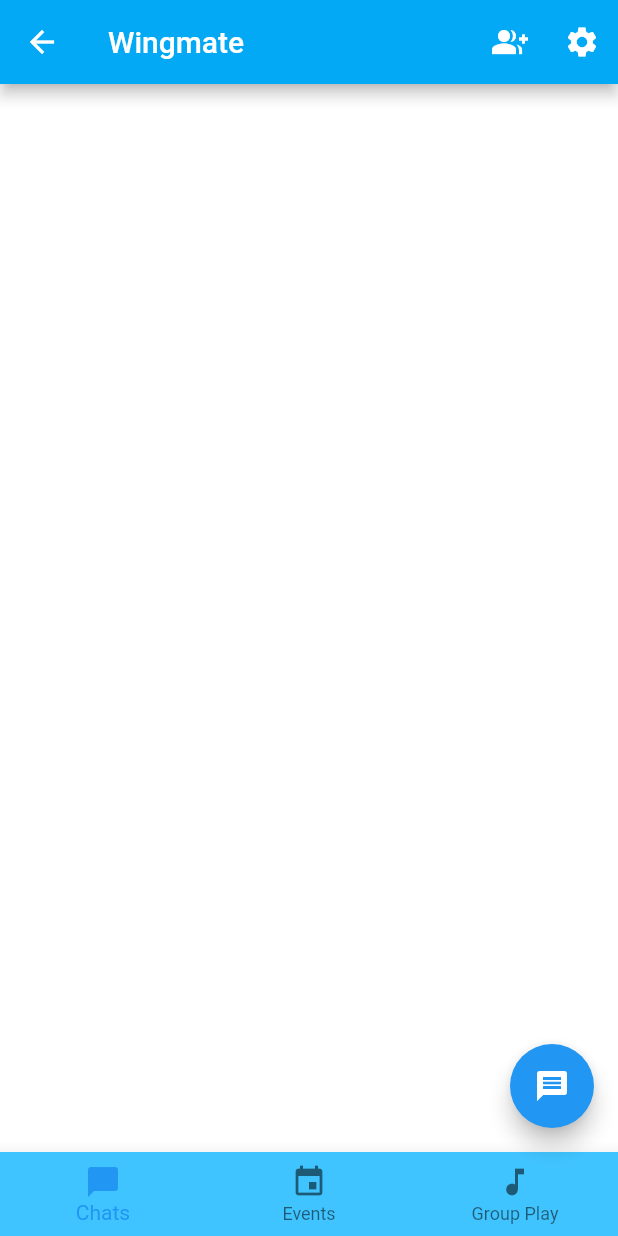
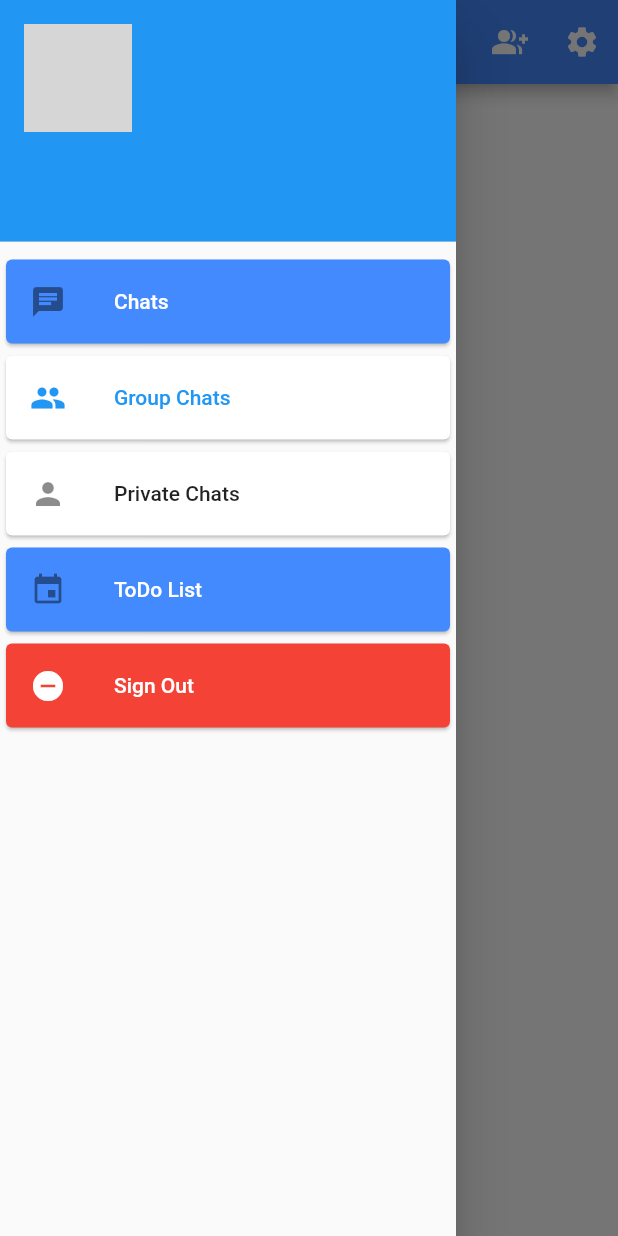
Before and after one commit to k-k-d/Flutter_Chat_SoC, a Flutter app: the HomeScreen screen opened directly with empty values, with the side drawer open (before the commit the screen has no drawer), on a phone screen of 412 x 824 dp. Run offline on Flutter 3.47's test engine with Material 2 defaults, Android fonts, the phone set to English and light mode, and no system bars; our stand-ins replace circular_profile_avatar, cloud_firestore, datetime_picker_formfield, firebase_auth, firebase_core, firebase_storage and 4 more; accounts and stored records are empty; network calls fail; grey boxes are pictures that could not be loaded.

Commit message:
Improved Navigation. Added User Settings.

```diff
--- a/lib/home.dart
+++ b/lib/home.dart
@@ -1,34 +1,62 @@
+import 'package:chat_app_flutter/login.dart';
 import 'package:flutter/material.dart';
 import 'package:cloud_firestore/cloud_firestore.dart';
 import 'package:firebase_core/firebase_core.dart';
+import 'package:shared_preferences/shared_preferences.dart';
+import 'package:google_sign_in/google_sign_in.dart';
 import 'chat.dart';
-import 'create.dart';
+import 'group_create.dart';
+import 'user_settings.dart';
 
 class HomeScreen extends StatefulWidget {
   final String _currentUserId;
+  final GoogleSignIn _googleSignIn;
 
   HomeScreen({
-    Key key, @required String currentUserId
-  }): _currentUserId = currentUserId, super(key: key);
+    Key key, @required String currentUserId, @required GoogleSignIn googleSignIn
+  }): _currentUserId = currentUserId,_googleSignIn = googleSignIn, super(key: key);
 
   @override
   State<StatefulWidget> createState() {
-    return HomeScreenState(currentUserId: _currentUserId);
+    return HomeScreenState(currentUserId: _currentUserId, googleSignIn: _googleSignIn);
   }
 }
 
 class HomeScreenState extends State<HomeScreen> {
   final String _currentUserId;
+  SharedPreferences _preferences;
+  GoogleSignIn _googleSignIn;
+  int _selectedScreen;
+
+  @override
+  void initState()  {
+    super.initState();
+    _selectedScreen = 0;
+    initialise();
+  }
+
+  void initialise() async {
+    _preferences = await SharedPreferences.getInstance();
+    setState(() {});
+  }
 
   HomeScreenState({
-    Key key, @required String currentUserId
-  }): _currentUserId = currentUserId;
+    Key key, @required String currentUserId, @required GoogleSignIn googleSignIn
+  }): _currentUserId = currentUserId, _googleSignIn = googleSignIn;
+
+  _onSelect(int i)  {
+    setState(() {
+      _selectedScreen = i;
+    });
+    Navigator.of(context).pop();
+  }
 
   @override
   Widget build(BuildContext context)  {
     return Scaffold(
       backgroundColor: Colors.white,
       appBar: AppBar(
+        centerTitle: true,
         iconTheme: IconThemeData(color: Colors.white),
         actions: <Widget>[
           IconButton(
@@ -40,43 +68,99 @@ class HomeScreenState extends State<HomeScreen> {
                 context,
                 MaterialPageRoute(builder: (context) => CreateGroup())
               );
-            },            //  Add Group Creation here
+            },
           ),
           IconButton(
             icon: Icon(Icons.settings),
             color: Colors.white,
-            onPressed: () {debugPrint("User Settings");},            //  Add User Options here
+            onPressed: () {
+              debugPrint("User Settings");
+              Navigator.push(
+                context,
+                MaterialPageRoute(builder: (context) => SettingsScreen())
+              );
+            },
           )
         ],
-        backgroundColor: Colors.lightBlue,
-        // centerTitle: true,
+        backgroundColor: Colors.blueAccent,
         title: Text(
-          'Wingmate',
+          'WingMate',
           style: TextStyle(
             color: Colors.white,
           )
         ),
       ),
-      floatingActionButton: FloatingActionButton(
-        onPressed: () => debugPrint("All Contacts"),
-        tooltip: 'All Contacts',
-        child: Icon(Icons.message),
-        backgroundColor: Colors.blue,
+      drawer: Drawer(
+        child: ListView(
+          children: <Widget>[
+            UserAccountsDrawerHeader(
+              currentAccountPicture: CircleAvatar(backgroundImage: NetworkImage(_preferences.getString('photoUrl'))),
+              accountName: Text(_preferences.getString('displayName')??'Loading...'),
+              accountEmail: Text(_preferences.getString('email')??'Loading...'),
             ),
-      bottomNavigationBar: new BottomNavigationBar(
-          backgroundColor: Colors.lightBlueAccent,
-          elevation: 10.0,
-          items: [
-            new BottomNavigationBarItem(icon: new Icon(Icons.chat_bubble), title: new Text("Chats",)),
-            new BottomNavigationBarItem(icon: new Icon(Icons.event), title: new Text("Events")),
-            new BottomNavigationBarItem(icon: new Icon(Icons.music_note), title: new Text("Group Play")),
-          ], onTap: (int i){
-            if(i==1) Navigator.pushReplacementNamed(context, '/events_sl');
-            else if(i==2) Navigator.pushReplacementNamed(context, '/group_play_sl');
-          },),
-      body: Stack(
-        children: <Widget>[
-          Container(
+            Card(
+              color: Colors.blueAccent,
+              child: ListTile(
+                title: Text(
+                  "Chats",
+                  style: TextStyle(color: Colors.white)
+                ),
+                leading: Icon(Icons.chat),
+              )
+            ),
+            Card(
+              child: ListTile(
+                title: Text("Group Chats"),
+                leading: Icon(Icons.group),
+                selected: _selectedScreen == 0,
+                onTap: () {_onSelect(0);},
+              )
+            ),
+            Card(
+              child: ListTile(
+                title: Text("Private Chats"),
+                leading: Icon(Icons.person),
+                selected: _selectedScreen == 1,
+                onTap: () {_onSelect(1);},
+              )
+            ),
+            Card(
+              color: Colors.blueAccent,
+              child: ListTile(
+                title: Text(
+                  "ToDo List",
+                  style: TextStyle(color: Colors.white)
+                ),
+                leading: Icon(Icons.event),
+                selected: _selectedScreen == 2,
+                onTap: () {_onSelect(2);},
+              )
+            ),
+            Card(
+              color: Colors.red,
+              child: ListTile(
+                onTap: () {
+                  _googleSignIn.signOut();
+                  Navigator.pop(context);
+                  Navigator.pushReplacement(
+                    context,
+                    MaterialPageRoute(builder: (context) => LoginScreen())
+                  );
+                },
+                title: Text(
+                  "Sign Out",
+                  style: TextStyle(color: Colors.white)
+                ),
+                leading: Icon(
+                  Icons.remove_circle,
+                  color: Colors.white,
+                ),
+              )
+            ),
+          ]
+        ),
+      ),
+      body: (_selectedScreen == 0)? Container(
         child: StreamBuilder(
           stream: Firestore.instance.collection('groupChats').snapshots(),
           builder: (context, snapshot)  {
@@ -86,7 +170,6 @@ class HomeScreenState extends State<HomeScreen> {
                 itemCount: snapshot.data.documents.length,
                 itemBuilder: (context, i) {
                   DocumentSnapshot doc = snapshot.data.documents[i];
-                      debugPrint(doc.data.toString());
                   if(doc['members'].contains(_currentUserId)) {
                     return Card(
                       color: Colors.lightBlue,
@@ -94,7 +177,7 @@ class HomeScreenState extends State<HomeScreen> {
                         title: Text(
                           doc['groupName'],
                           style: TextStyle(
-                                color: Colors.black87
+                            color: Colors.white
                             // fontWeight: FontWeight.w600
                           ),
                         ),
@@ -119,9 +202,8 @@ class HomeScreenState extends State<HomeScreen> {
             }
           },
         ),
-          ),
-          Container(
-            margin: EdgeInsets.only(top: 100.0),
+      )
+      : (_selectedScreen == 1)? Container(
         child: StreamBuilder(
           stream: Firestore.instance.collection('users').snapshots(),
           builder: (context, snapshot)  {
@@ -130,14 +212,15 @@ class HomeScreenState extends State<HomeScreen> {
                 itemCount: snapshot.data.documents.length,
                 itemBuilder: (context, i) {
                   DocumentSnapshot doc = snapshot.data.documents[i];
+                  debugPrint(doc.data.toString());
                   if(doc['id'] != _currentUserId) {
                     return Card(
                       color: Colors.lightBlue,
                       child: ListTile(
                         title: Text(
-                              doc['displayName'],
+                          doc['displayName']??" ",
                           style: TextStyle(
-                                color: Colors.black87
+                            color: Colors.white
                           ),
                         ),
                         onTap: () {
@@ -147,13 +230,14 @@ class HomeScreenState extends State<HomeScreen> {
                             MaterialPageRoute(builder: (context) => ChatScreen(peerId: doc['id'], peerName: doc['displayName'], peerImg: doc['photoUrl'], type: '2pChats'))
                           );
                         },
-                            leading: CircleAvatar(
+                        leading: (doc['photoUrl'] != null)? CircleAvatar(
                           backgroundImage: NetworkImage(doc['photoUrl']),
-                            ),
+                        )
+                        : CircleAvatar(),
                         subtitle: Text(
-                              doc['about']??'NA',
+                          doc['about']??" ",
                           style: TextStyle(
-                                color: Colors.black87
+                            color: Colors.white
                           )
                         ),
                       )
@@ -171,17 +255,10 @@ class HomeScreenState extends State<HomeScreen> {
             }
           },
         ),
-          ),
-          // Row(
-          //   mainAxisAlignment: MainAxisAlignment.end,
-          //   children: <Widget>[FloatingActionButton(
-          //     onPressed: null,
-          //     backgroundColor: Colors.lightBlue,
-          //     child: Icon(Icons.group_add),
-          //   )]
-          // )
-        ],
-      ),
+      )
+      : (_selectedScreen == 2)? Container(//Add ToDo List
+      )
+      : Container()
     );
   }
 }
--- a/pubspec.yaml
+++ b/pubspec.yaml
@@ -23,12 +23,18 @@ dependencies:
   shared_preferences: ^0.5.3+1
   google_sign_in: ^4.0.2
   firebase_core: ^0.4.0+6
+  firebase_storage: ^3.0.2
+  contacts_service: ^0.0.8
+  image_picker: ^0.6.0+10
   flutter:
     sdk: flutter
 
   # The following adds the Cupertino Icons font to your application.
   # Use with the CupertinoIcons class for iOS style icons.
   cupertino_icons: ^0.1.2
+  datetime_picker_formfield: ^0.1.8
+  intl: ^0.15.8
+  circular_profile_avatar: ^0.2.0
 
 dev_dependencies:
   flutter_test:
```
Also changed, not shown: lib/chat.dart (+41 -12 lines), lib/event_create.dart (added, +91 -0 lines), lib/group_create.dart (renamed from lib/create.dart, +56 -11 lines), lib/group_settings.dart (added, +23 -0 lines), lib/login.dart (+30 -27 lines), lib/user_settings.dart (added, +188 -0 lines), pubspec.lock. Lines whose indentation alone changed are shown as unchanged.
